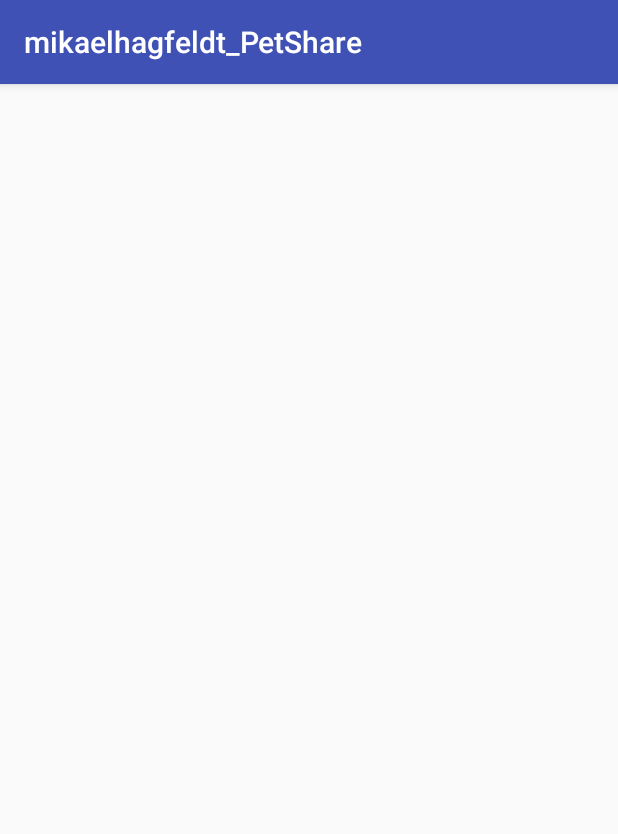
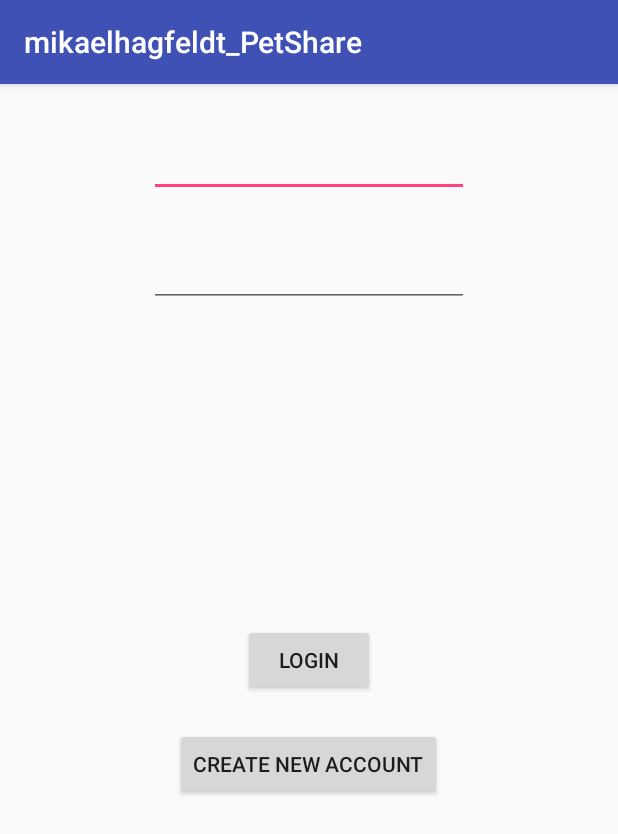
Before and after one commit to mikaelhagfeldt/mikaelhagfeldt_PetShare, an Android app: the screen it shows after launch (MainActivity), on a phone screen of 412 x 824 dp. Shown: the top 834 px of the screen. Run offline under Robolectric (Android 15) with nearby library versions, the phone set to English and light mode, and no system bars.

Commit message:
Design.
Försöker komma upp med en simpel startdesign för den kommande presentationen.

```diff
--- a/app/src/main/java/com/example/mikael/mikaelhagfeldt_petshare/MainActivity.java
+++ b/app/src/main/java/com/example/mikael/mikaelhagfeldt_petshare/MainActivity.java
@@ -1,15 +1,10 @@
 package com.example.mikael.mikaelhagfeldt_petshare;
 
+import android.os.Bundle;
 import android.support.v7.app.AppCompatActivity;
-import android.os.Bundle;
-
-import com.google.firebase.database.DatabaseReference;
-import com.google.firebase.database.FirebaseDatabase;
 
 public class MainActivity extends AppCompatActivity
 {
-    private FirebaseDatabase fieldDatabase;
-    private DatabaseReference fieldDatabaseReference;
 
     @Override
     protected void onCreate(Bundle savedInstanceState)
@@ -17,9 +12,6 @@ public class MainActivity extends AppCompatActivity
         super.onCreate(savedInstanceState);
         setContentView(R.layout.activity_main);
 
-        fieldDatabase = FirebaseDatabase.getInstance();
-        fieldDatabaseReference = fieldDatabase.getReference("Test Node");
-        fieldDatabaseReference.setValue("Test Value");
     }
 
 }
--- a/app/src/main/res/layout/activity_main.xml
+++ b/app/src/main/res/layout/activity_main.xml
@@ -1,5 +1,5 @@
 <?xml version="1.0" encoding="utf-8"?>
-<android.support.constraint.ConstraintLayout
+<RelativeLayout
     xmlns:android="http://schemas.android.com/apk/res/android"
     xmlns:app="http://schemas.android.com/apk/res-auto"
     xmlns:tools="http://schemas.android.com/tools"
@@ -7,4 +7,42 @@
     android:layout_height="match_parent"
     tools:context="com.example.mikael.mikaelhagfeldt_petshare.MainActivity">
 
-</android.support.constraint.ConstraintLayout>
+
+    <EditText
+        android:id="@+id/id_editText_email"
+        android:layout_width="wrap_content"
+        android:layout_height="wrap_content"
+        android:layout_alignParentTop="true"
+        android:layout_centerHorizontal="true"
+        android:layout_marginTop="30dp"
+        android:ems="10"
+        android:inputType="textEmailAddress"/>
+
+    <EditText
+        android:id="@+id/id_editText_password"
+        android:layout_width="wrap_content"
+        android:layout_height="wrap_content"
+        android:layout_alignLeft="@+id/id_editText_email"
+        android:layout_alignStart="@+id/id_editText_email"
+        android:layout_below="@+id/id_editText_email"
+        android:layout_marginTop="28dp"
+        android:ems="10"
+        android:inputType="textPassword"/>
+
+    <Button
+        android:id="@+id/id_button_login"
+        android:layout_width="wrap_content"
+        android:layout_height="wrap_content"
+        android:layout_centerHorizontal="true"
+        android:layout_centerVertical="true"
+        android:text="Login"/>
+
+    <Button
+        android:id="@+id/id_button_createNewAcc"
+        android:layout_width="wrap_content"
+        android:layout_height="wrap_content"
+        android:layout_below="@+id/id_button_login"
+        android:layout_centerHorizontal="true"
+        android:layout_marginTop="21dp"
+        android:text="Create New Account"/>
+</RelativeLayout>
```
